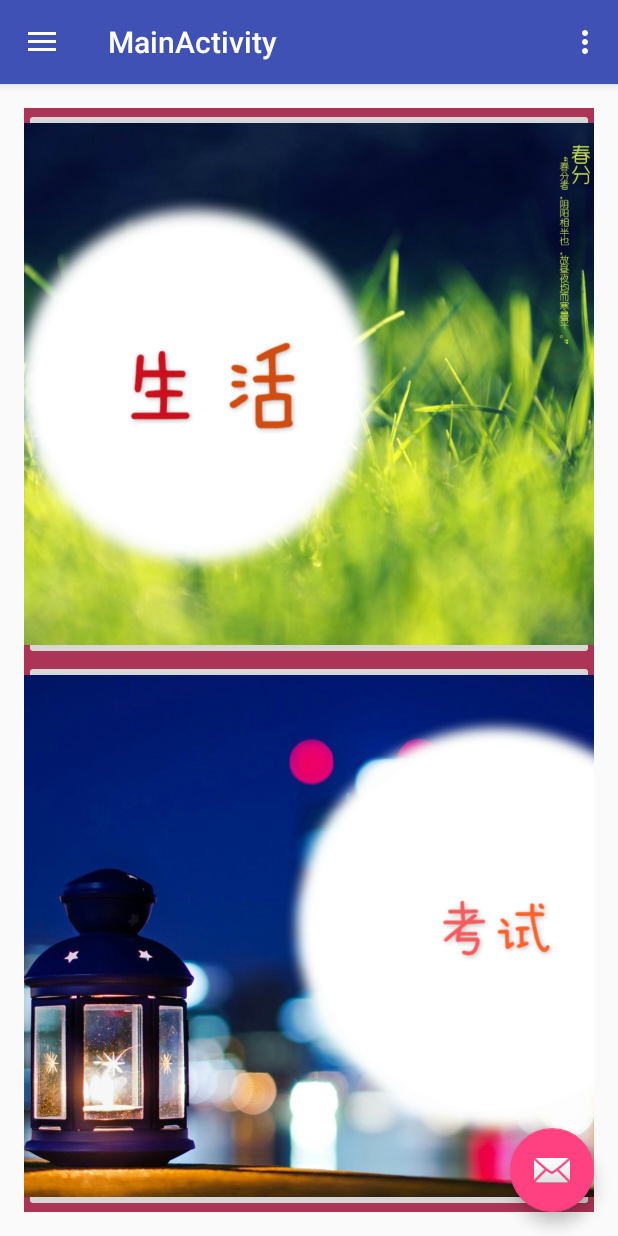
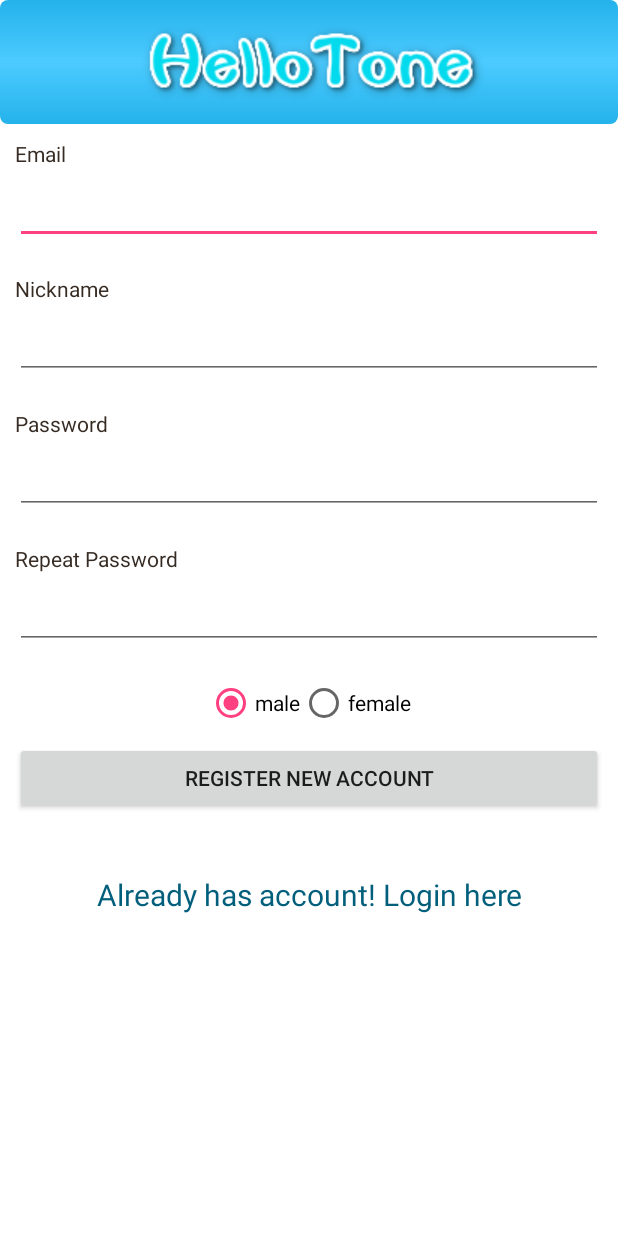
Before and after one commit to wxc575843/HelloTone, an Android app: the screen it shows after launch (MainActivity before the commit, RegisterActivity after it), after a tap on "注册", on a phone screen of 412 x 824 dp. Run offline under Robolectric (Android 15) with nearby library versions, the light colour scheme and no system bars; 2 other taps on this screen came first.

Commit message:
complete register

```diff
--- a/app/build.gradle
+++ b/app/build.gradle
@@ -28,4 +28,5 @@ dependencies {
     compile 'com.android.support:design:23.2.1'
     compile 'com.android.support:recyclerview-v7:23.2.1'
     compile files('libs/xUtils-2.4.7.jar')
+    compile files('libs/gson-2.3.1.jar')
 }
--- a/app/src/main/java/com/example/wxc575843/hellotone/Practice/Practice.java
+++ b/app/src/main/java/com/example/wxc575843/hellotone/Practice/Practice.java
@@ -1,6 +1,7 @@
 package com.example.wxc575843.hellotone.Practice;
 
 
+import android.content.Intent;
 import android.os.Bundle;
 import android.support.v4.app.Fragment;
 import android.support.v4.app.FragmentManager;
@@ -34,8 +35,8 @@ public class Practice extends Fragment {
         btn_life.setOnClickListener(new View.OnClickListener() {
             @Override
             public void onClick(View v) {
-
-
+                Intent intent = new Intent(getActivity(),Practice_select.class);
+                startActivity(intent);
             }
         });
 
--- a/app/src/main/java/com/example/wxc575843/hellotone/start/LoginActivity.java
+++ b/app/src/main/java/com/example/wxc575843/hellotone/start/LoginActivity.java
@@ -307,7 +307,7 @@ public class LoginActivity extends AppCompatActivity implements LoaderCallbacks<
 
         private final String mEmail;
         private final String mPassword;
-        private String url = "http://192.168.1.100:8080/HelloToneWebService/servlet/SigninServlet";
+        private String url = "http://192.168.1.116:8080/HelloToneWebService/servlet/SigninServlet";
         JSONParser jParser = new JSONParser();
         JSONObject json = new JSONObject();
         UserLoginTask(String email, String password) {
--- /dev/null
+++ b/app/src/main/java/com/example/wxc575843/hellotone/start/RegisterActivity.java
@@ -0,0 +1,148 @@
+package com.example.wxc575843.hellotone.start;
+
+import android.content.DialogInterface;
+import android.content.Intent;
+import android.support.v7.app.AppCompatActivity;
+import android.os.Bundle;
+import android.util.Log;
+import android.view.View;
+import android.widget.Button;
+import android.widget.EditText;
+import android.widget.RadioButton;
+import android.widget.RadioGroup;
+import android.widget.TextView;
+import android.widget.Toast;
+
+import com.example.wxc575843.hellotone.R;
+import com.google.gson.Gson;
+import com.lidroid.xutils.HttpUtils;
+import com.lidroid.xutils.ViewUtils;
+import com.lidroid.xutils.exception.HttpException;
+import com.lidroid.xutils.http.RequestParams;
+import com.lidroid.xutils.http.ResponseInfo;
+import com.lidroid.xutils.http.callback.RequestCallBack;
+import com.lidroid.xutils.http.client.HttpRequest;
+import com.lidroid.xutils.view.annotation.ViewInject;
+import com.model.Global;
+
+public class RegisterActivity extends AppCompatActivity {
+
+    private final String TAG = "RegisterActivity";
+    //0 for male, 1 for female
+    private int GENDER = 0;
+    String eMail = "";
+    String password = "";
+    String repeatPass = "";
+    String nickName = "";
+
+    @ViewInject(R.id.link_to_login)
+    TextView tvLink2Login;
+
+    @ViewInject(R.id.register_gender_male)
+    RadioButton rdMale;
+
+    @ViewInject(R.id.register_gender_female)
+    RadioButton rdFemale;
+
+    @ViewInject(R.id.register_gender_group)
+    RadioGroup rgGender;
+
+    @ViewInject(R.id.btn_register)
+    Button btnRegister;
+
+    @ViewInject(R.id.register_email)
+    EditText etMail;
+
+    @ViewInject(R.id.register_password)
+    EditText etPassword;
+
+    @ViewInject(R.id.register_repeat_password)
+    EditText etRepeatPassword;
+
+    @ViewInject(R.id.register_nickname)
+    EditText etNickname;
+
+    @Override
+    protected void onCreate(Bundle savedInstanceState) {
+        super.onCreate(savedInstanceState);
+        setContentView(R.layout.activity_register);
+
+        ViewUtils.inject(this);
+        tvLink2Login.setOnClickListener(new View.OnClickListener() {
+            @Override
+            public void onClick(View v) {
+                Intent intent = new Intent(RegisterActivity.this, LoginActivity.class);
+                startActivity(intent);
+                finish();
+            }
+        });
+
+        rgGender.setOnCheckedChangeListener(ccLinster);
+        rdMale.setChecked(true);
+        btnRegister.setOnClickListener(rgLinster);
+    }
+
+    private Button.OnClickListener rgLinster = new View.OnClickListener() {
+        @Override
+        public void onClick(View v) {
+            eMail = etMail.getText().toString().trim();
+            password = etPassword.getText().toString();
+            repeatPass = etRepeatPassword.getText().toString();
+            nickName = etNickname.getText().toString().trim();
+
+            if(eMail.isEmpty() || password.isEmpty() || repeatPass.isEmpty() || nickName.isEmpty()){
+                Toast.makeText(RegisterActivity.this,R.string.register_failed_sth_empty,Toast.LENGTH_SHORT).show();
+            }else {
+                if(!password.equals(repeatPass)){
+                    Toast.makeText(RegisterActivity.this,R.string.register_failed_password_diff,Toast.LENGTH_SHORT).show();
+                }else {
+                    RequestParams requestParams = new RequestParams();
+                    requestParams.addBodyParameter("email",eMail);
+                    requestParams.addBodyParameter("password",password);
+                    requestParams.addBodyParameter("nickname",nickName);
+                    requestParams.addBodyParameter("gender",GENDER+"");
+                    HttpUtils httpUtils = new HttpUtils();
+                    httpUtils.send(HttpRequest.HttpMethod.POST, Global.REGISTERSERVLET, requestParams,new RequestCallBack<String>() {
+                        @Override
+                        public void onSuccess(ResponseInfo<String> responseInfo) {
+                            String rs = responseInfo.result;
+                            Log.d(TAG,rs);
+                            if(rs.equals("success")){
+                                Toast.makeText(RegisterActivity.this,R.string.register_success,Toast.LENGTH_SHORT).show();
+                                Intent intent = new Intent(RegisterActivity.this,MainActivity.class);
+                                startActivity(intent);
+                                finish();
+                            }else {
+                                Toast.makeText(RegisterActivity.this,R.string.register_failed_already_exist,Toast.LENGTH_SHORT).show();
+                            }
+                        }
+
+                        @Override
+                        public void onFailure(HttpException e, String s) {
+                            Toast.makeText(RegisterActivity.this,R.string.register_failed_network,Toast.LENGTH_SHORT).show();
+                            Log.d(TAG,s);
+                        }
+                    });
+                }
+            }
+        }
+    };
+
+    private RadioGroup.OnCheckedChangeListener ccLinster = new RadioGroup.OnCheckedChangeListener() {
+        @Override
+        public void onCheckedChanged(RadioGroup group, int checkedId) {
+            int id = group.getCheckedRadioButtonId();
+            switch (id){
+                case R.id.register_gender_male:
+                    GENDER = 0;
+                    break;
+                case R.id.register_gender_female:
+                    GENDER = 1;
+                    break;
+                default:
+                    GENDER = 0;
+                    break;
+            }
+        }
+    };
+}
--- a/app/src/main/java/com/example/wxc575843/hellotone/start/StartActivity.java
+++ b/app/src/main/java/com/example/wxc575843/hellotone/start/StartActivity.java
@@ -122,7 +122,7 @@ public class StartActivity extends AppCompatActivity {
         Btn_SignUp.setOnClickListener(new View.OnClickListener() {
             @Override
             public void onClick(View v) {
-                Intent intent = new Intent(StartActivity.this, MainActivity.class);
+                Intent intent = new Intent(StartActivity.this, RegisterActivity.class);
                 startActivity(intent);
             }
         });
--- /dev/null
+++ b/app/src/main/res/drawable/register_header.xml
@@ -0,0 +1,9 @@
+<?xml version="1.0" encoding="utf-8"?>
+<shape xmlns:android="http://schemas.android.com/apk/res/android">
+    <gradient
+        android:startColor="#24b2eb"
+        android:centerColor="#4ccbff"
+        android:endColor="#24b2eb"
+        android:angle="270"/>
+    <corners android:radius="5dp" />
+</shape>
--- /dev/null
+++ b/app/src/main/res/layout/activity_register.xml
@@ -0,0 +1,134 @@
+<?xml version="1.0" encoding="utf-8"?>
+<ScrollView xmlns:android="http://schemas.android.com/apk/res/android"
+    xmlns:tools="http://schemas.android.com/tools"
+    android:layout_width="match_parent"
+    android:layout_height="match_parent"
+    android:fillViewport="true"
+    tools:context="com.example.wxc575843.hellotone.start.RegisterActivity">
+
+    <RelativeLayout
+        android:layout_width="match_parent"
+        android:layout_height="wrap_content"
+        android:background="#ffffff">
+
+       <LinearLayout
+           android:orientation="horizontal"
+           android:id="@+id/register_header"
+           android:layout_width="match_parent"
+           android:layout_height="wrap_content"
+           android:paddingTop="5dp"
+           android:paddingBottom="5dp"
+           android:gravity="center"
+           android:background="@drawable/register_header">
+           <ImageView
+               android:src="@drawable/register_header_logo"
+               android:layout_width="wrap_content"
+               android:layout_height="wrap_content" />
+       </LinearLayout>
+
+        <LinearLayout
+            android:layout_width="match_parent"
+            android:layout_height="wrap_content"
+            android:orientation="vertical"
+            android:padding="10dp"
+            android:layout_below="@id/register_header">
+
+            <TextView
+                android:layout_width="match_parent"
+                android:layout_height="wrap_content"
+                android:textColor="#372c24"
+                android:text="@string/register_email"/>
+            <EditText
+                android:id="@+id/register_email"
+                android:layout_width="match_parent"
+                android:layout_height="wrap_content"
+                android:layout_marginTop="5dp"
+                android:singleLine="true"
+                android:layout_marginBottom="20dp"/>
+            <TextView
+                android:layout_width="match_parent"
+                android:layout_height="wrap_content"
+                android:textColor="#372c24"
+                android:text="@string/register_nickname"/>
+
+            <EditText
+                android:id="@+id/register_nickname"
+                android:layout_width="match_parent"
+                android:layout_height="wrap_content"
+                android:layout_marginTop="5dp"
+                android:singleLine="true"
+                android:layout_marginBottom="20dp"/>
+
+            <TextView
+                android:layout_width="match_parent"
+                android:layout_height="wrap_content"
+                android:textColor="#372c24"
+                android:text="@string/register_password"/>
+
+            <EditText
+                android:id="@+id/register_password"
+                android:layout_width="match_parent"
+                android:layout_height="wrap_content"
+                android:layout_marginTop="5dp"
+                android:singleLine="true"
+                android:layout_marginBottom="20dp"
+                android:password="true"/>
+
+            <TextView
+                android:layout_width="match_parent"
+                android:layout_height="wrap_content"
+                android:textColor="#372c24"
+                android:text="@string/register_repeat_password"/>
+
+            <EditText
+                android:id="@+id/register_repeat_password"
+                android:layout_width="match_parent"
+                android:layout_height="wrap_content"
+                android:layout_marginTop="5dp"
+                android:singleLine="true"
+                android:layout_marginBottom="20dp"
+                android:password="true"/>
+
+            <RadioGroup
+                android:id="@+id/register_gender_group"
+                android:gravity="center"
+                android:orientation="horizontal"
+                android:layout_width="match_parent"
+                android:layout_height="wrap_content">
+                <RadioButton
+                    android:id="@+id/register_gender_male"
+                    android:layout_width="wrap_content"
+                    android:layout_height="wrap_content"
+                    android:text="male"/>
+                <RadioButton
+                    android:id="@+id/register_gender_female"
+                    android:layout_width="wrap_content"
+                    android:layout_height="wrap_content"
+                    android:text="female"/>
+            </RadioGroup>
+
+            <Button
+                android:id="@+id/btn_register"
+                android:layout_width="match_parent"
+                android:layout_height="wrap_content"
+                android:layout_marginTop="10dp"
+                android:text="@string/register_btn"/>
+
+            <TextView android:id="@+id/link_to_login"
+                android:layout_width="fill_parent"
+                android:layout_height="wrap_content"
+                android:layout_marginTop="40dip"
+                android:layout_marginBottom="40dip"
+                android:text="@string/register_already"
+                android:gravity="center"
+                android:textSize="20dip"
+                android:textColor="#025f7c"/>
+
+        </LinearLayout>
+
+
+
+    </RelativeLayout>
+m
+
+</ScrollView>
--- a/app/src/main/res/values/strings.xml
+++ b/app/src/main/res/values/strings.xml
@@ -27,4 +27,19 @@
     <!-- TODO: Remove or change this placeholder text -->
     <string name="hello_blank_fragment">Hello blank fragment</string>
     <string name="signin_failed">登录失败</string>
+
+    <!-- Register -->
+    <string name="register_email">Email</string>
+    <string name="register_nickname">Nickname</string>
+    <string name="register_password">Password</string>
+    <string name="register_repeat_password">Repeat Password</string>
+    <string name="register_gender">Choose your gender</string>
+    <string name="register_btn">Register New Account</string>
+    <string name="register_already">Already has account! Login here</string>
+    <string name="register_failed_sth_empty">Please complete all the information</string>
+    <string name="register_failed_password_diff">Password different twice</string>
+    <string name="register_failed_network">Network problem Register failed!</string>
+    <string name="register_failed_already_exist">Email already exist!</string>
+    <string name="register_success">Welcome to HelloTone!</string>
+
 </resources>
```
Also changed, not shown: app/src/main/AndroidManifest.xml (+5 -2 lines), app/src/main/java/com/example/wxc575843/hellotone/Practice/Practice_select.java (added, +99 -0 lines), app/src/main/java/com/example/wxc575843/hellotone/utils/PrefUtils.java (added, +8 -0 lines), app/src/main/java/com/model/Global.java (added, +10 -0 lines), app/src/main/java/com/model/PracticeCategroy.java (added, +18 -0 lines), app/src/main/res/layout/activity_practice_select.xml (added, +18 -0 lines), app/src/main/res/layout/activity_start.xml (+0 -9 lines), app/src/main/res/layout/practice_categroy_items.xml (added, +23 -0 lines), app/libs/gson-2.3.1.jar (added), app/src/main/res/drawable/register_header_logo.png (added).
